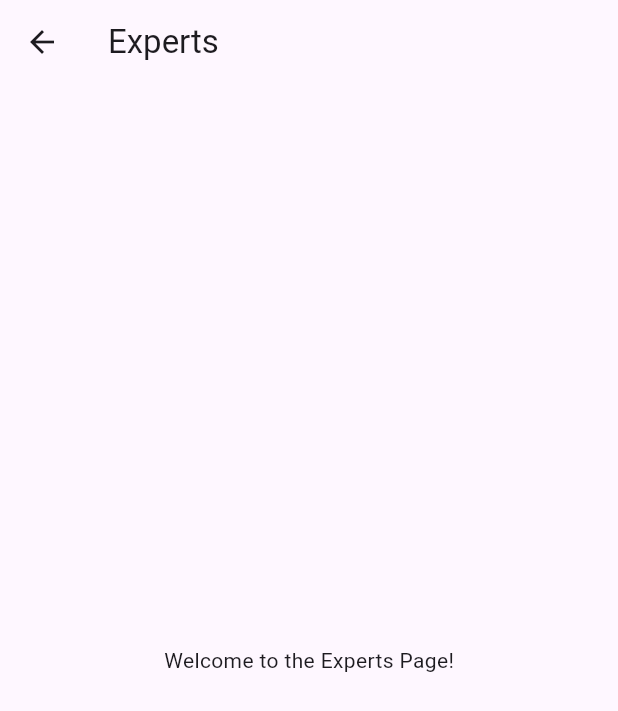
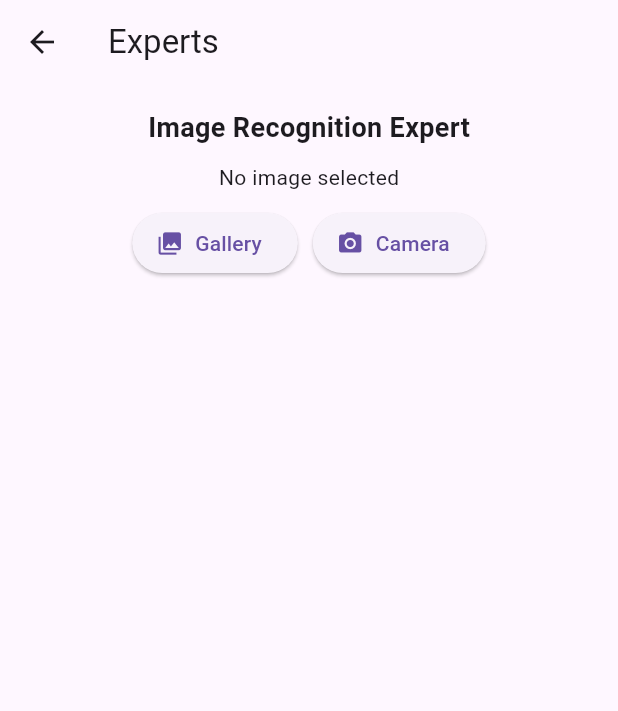
Before and after one commit to ZifanSi/whats-that-dish-app, a Flutter app: the ExpertsPage screen opened by its route, on a phone screen of 412 x 824 dp. Shown: the top 711 px of the screen. Run offline on Flutter 3.47's test engine with Material 3 defaults, Android fonts, the phone set to English and light mode, and no system bars; our stand-ins replace flutter_dotenv, google_generative_ai, image_picker.

Commit message:
Move image recongation to expert page

```diff
--- a/lib/screens/experts_page.dart
+++ b/lib/screens/experts_page.dart
@@ -1,13 +1,152 @@
+import 'dart:convert';
+import 'dart:io';
 import 'package:flutter/material.dart';
+import 'package:http/http.dart' as http;
+import 'package:flutter_dotenv/flutter_dotenv.dart';
+import 'package:image_picker/image_picker.dart';
 
-class ExpertsPage extends StatelessWidget {
+class ExpertsPage extends StatefulWidget {
   const ExpertsPage({super.key});
+
+  @override
+  State<ExpertsPage> createState() => _ExpertsPageState();
+}
+
+class _ExpertsPageState extends State<ExpertsPage> {
+  File? _image;
+  String _result = '';
+  bool _isLoading = false;
+
+  final ImagePicker _picker = ImagePicker();
+
+  Future<void> _pickImage(ImageSource source) async {
+    final XFile? pickedFile = await _picker.pickImage(source: source);
+    if (pickedFile != null) {
+      setState(() {
+        _image = File(pickedFile.path);
+        _result = '';
+      });
+      _analyzeImage();
+    }
+  }
+
+  Future<void> _analyzeImage() async {
+    if (_image == null) {
+      setState(() => _result = 'Please upload an image first.');
+      return;
+    }
+
+    setState(() => _isLoading = true);
+
+    final apiKey = dotenv.env['IMAGE_RECOGNITION_API'];
+    if (apiKey == null || apiKey.isEmpty) {
+      setState(() {
+        _result = 'API Key is missing. Please configure your .env file.';
+        _isLoading = false;
+      });
+      return;
+    }
+
+    final apiUrl =
+        'https://api.clarifai.com/v2/users/clarifai/apps/main/models/food-item-recognition/versions/1d5fd481e0cf4826aa72ec3ff049e044/outputs';
+
+    final bytes = await _image!.readAsBytes();
+    final base64Image = base64Encode(bytes);
+
+    try {
+      final response = await http.post(
+        Uri.parse(apiUrl),
+        headers: {
+          'Authorization': 'Key $apiKey',
+          'Content-Type': 'application/json',
+        },
+        body: jsonEncode({
+          'inputs': [
+            {
+              'data': {
+                'image': {'base64': base64Image},
+              },
+            },
+          ],
+        }),
+      );
+
+      setState(() => _isLoading = false);
+
+      if (response.statusCode == 200) {
+        final data = jsonDecode(response.body);
+        final predictions = data['outputs'][0]['data']['concepts'];
+
+        if (predictions != null && predictions.isNotEmpty) {
+          final dishName = predictions[0]['name'];
+          final confidence = predictions[0]['value'];
+
+          setState(() {
+            _result =
+                'Dish: $dishName\nConfidence: ${(confidence * 100).toStringAsFixed(2)}%';
+          });
+        } else {
+          setState(() => _result = 'No dish identified.');
+        }
+      } else {
+        setState(() => _result = 'Failed to analyze image.');
+        print('Clarifai error: ${response.body}');
+      }
+    } catch (e) {
+      setState(() {
+        _isLoading = false;
+        _result = 'Error occurred: $e';
+      });
+    }
+  }
 
   @override
   Widget build(BuildContext context) {
     return Scaffold(
       appBar: AppBar(title: const Text('Experts')),
-      body: const Center(child: Text('Welcome to the Experts Page!')),
+      body: Padding(
+        padding: const EdgeInsets.all(16.0),
+        child: Column(
+          children: [
+            const Text(
+              'Image Recognition Expert',
+              style: TextStyle(fontSize: 18, fontWeight: FontWeight.bold),
+            ),
+            const SizedBox(height: 10),
+            _image == null
+                ? const Text('No image selected')
+                : Image.file(_image!, height: 200),
+            const SizedBox(height: 10),
+            Row(
+              mainAxisAlignment: MainAxisAlignment.center,
+              children: [
+                ElevatedButton.icon(
+                  onPressed: () => _pickImage(ImageSource.gallery),
+                  icon: const Icon(Icons.photo_library),
+                  label: const Text('Gallery'),
+                ),
+                const SizedBox(width: 10),
+                ElevatedButton.icon(
+                  onPressed: () => _pickImage(ImageSource.camera),
+                  icon: const Icon(Icons.camera_alt),
+                  label: const Text('Camera'),
+                ),
+              ],
+            ),
+            const SizedBox(height: 20),
+            _isLoading
+                ? const CircularProgressIndicator()
+                : Text(
+                  _result,
+                  textAlign: TextAlign.center,
+                  style: const TextStyle(
+                    fontSize: 18,
+                    fontWeight: FontWeight.bold,
+                  ),
+                ),
+          ],
+        ),
+      ),
     );
   }
 }
--- a/lib/screens/image_recognition.dart
+++ b/lib/screens/image_recognition.dart
@@ -4,7 +4,6 @@ import 'package:flutter_dotenv/flutter_dotenv.dart';
 import 'dart:convert';
 import 'dart:io';
 import 'package:image_picker/image_picker.dart';
-import 'package:whats_that_dish_app/screens/blackboard.dart';
 
 class ImageRecognitionPage extends StatefulWidget {
   const ImageRecognitionPage({super.key});
@@ -21,8 +20,9 @@ class _ImageRecognitionPageState extends State<ImageRecognitionPage> {
 
   // Function to pick an image from the gallery
   Future<void> _pickImage() async {
-    final XFile? pickedFile =
-        await _picker.pickImage(source: ImageSource.gallery);
+    final XFile? pickedFile = await _picker.pickImage(
+      source: ImageSource.gallery,
+    );
     if (pickedFile != null) {
       setState(() {
         _image = File(pickedFile.path);
@@ -82,10 +82,10 @@ class _ImageRecognitionPageState extends State<ImageRecognitionPage> {
           'inputs': [
             {
               'data': {
-                'image': {'base64': base64Image}
-              }
-            }
-          ]
+                'image': {'base64': base64Image},
+              },
+            },
+          ],
         }),
       );
 
@@ -128,9 +128,7 @@ class _ImageRecognitionPageState extends State<ImageRecognitionPage> {
   @override
   Widget build(BuildContext context) {
     return Scaffold(
-      appBar: AppBar(
-        title: const Text('Dish Recognition'),
-      ),
+      appBar: AppBar(title: const Text('Dish Recognition')),
       body: Padding(
         padding: const EdgeInsets.all(16.0),
         child: Column(
@@ -147,10 +145,7 @@ class _ImageRecognitionPageState extends State<ImageRecognitionPage> {
                   'No image selected',
                   style: TextStyle(fontSize: 16, color: Colors.grey),
                 )
-                : Image.file(
-                    _image!,
-                    height: 200,
-                  ),
+                : Image.file(_image!, height: 200),
             const SizedBox(height: 20),
             ElevatedButton.icon(
               onPressed: _pickImage,
@@ -159,7 +154,9 @@ class _ImageRecognitionPageState extends State<ImageRecognitionPage> {
               style: ElevatedButton.styleFrom(
                 backgroundColor: Colors.orange,
                 padding: const EdgeInsets.symmetric(
-                    horizontal: 20.0, vertical: 12.0),
+                  horizontal: 20.0,
+                  vertical: 12.0,
+                ),
               ),
             ),
             const SizedBox(height: 20),
@@ -169,7 +166,9 @@ class _ImageRecognitionPageState extends State<ImageRecognitionPage> {
                   _result,
                   textAlign: TextAlign.center,
                   style: const TextStyle(
-                        fontSize: 18, fontWeight: FontWeight.bold),
+                    fontSize: 18,
+                    fontWeight: FontWeight.bold,
+                  ),
                 ),
           ],
         ),
```
Lines whose indentation alone changed are shown as unchanged.
